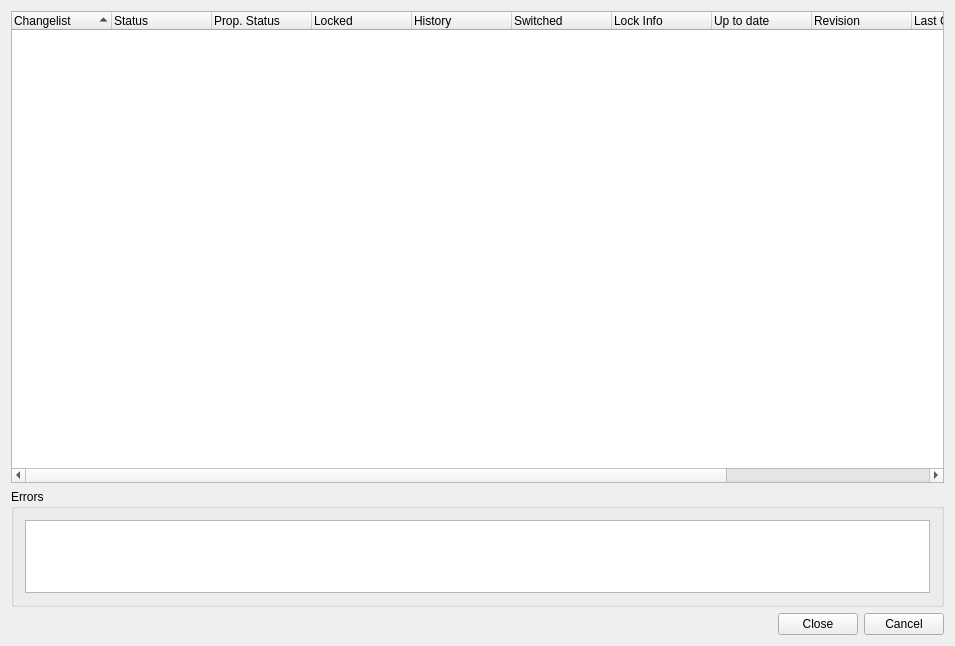
First picture: the form in Plugins/VcsPlugins/vcsPySvn/SvnStatusDialog.ui, repository testmana2/test, before the edit.
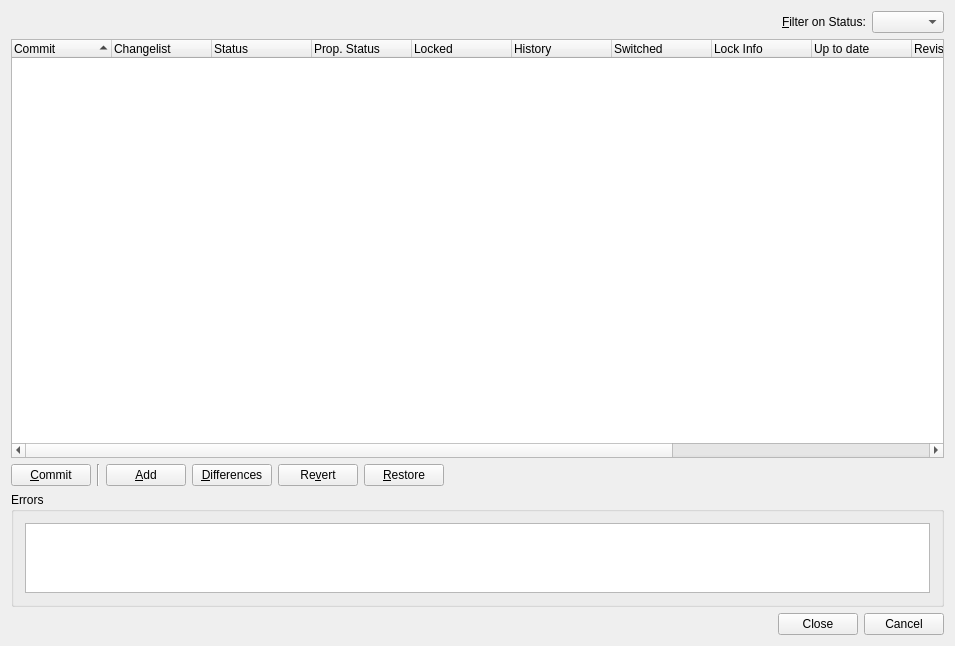
Second picture: the form after the edit.

Commit message: Added functionality to the VCS status dialogs to make them more general commit dialogs.

The edit to the form file:
```diff
--- a/Plugins/VcsPlugins/vcsPySvn/SvnStatusDialog.ui
+++ b/Plugins/VcsPlugins/vcsPySvn/SvnStatusDialog.ui
@@ -16,11 +16,48 @@
    <string>&lt;b>Subversion Status&lt;/b>
 &lt;p>This dialog shows the status of the selected file or project.&lt;/p></string>
   </property>
-  <layout class="QVBoxLayout" >
+  <layout class="QVBoxLayout" name="verticalLayout">
    <item>
-    <widget class="QTreeWidget" name="statusList" >
-     <property name="sizePolicy" >
-      <sizepolicy vsizetype="Expanding" hsizetype="Expanding" >
+    <layout class="QHBoxLayout" name="horizontalLayout_2">
+     <item>
+      <spacer name="horizontalSpacer_2">
+       <property name="orientation">
+        <enum>Qt::Horizontal</enum>
+       </property>
+       <property name="sizeHint" stdset="0">
+        <size>
+         <width>40</width>
+         <height>20</height>
+        </size>
+       </property>
+      </spacer>
+     </item>
+     <item>
+      <widget class="QLabel" name="label">
+       <property name="text">
+        <string>&amp;Filter on Status:</string>
+       </property>
+       <property name="buddy">
+        <cstring>statusFilterCombo</cstring>
+       </property>
+      </widget>
+     </item>
+     <item>
+      <widget class="QComboBox" name="statusFilterCombo">
+       <property name="toolTip">
+        <string>Select the status of entries to be shown</string>
+       </property>
+       <property name="sizeAdjustPolicy">
+        <enum>QComboBox::AdjustToContents</enum>
+       </property>
+      </widget>
+     </item>
+    </layout>
+   </item>
+   <item>
+    <widget class="QTreeWidget" name="statusList">
+     <property name="sizePolicy">
+      <sizepolicy hsizetype="Expanding" vsizetype="Expanding">
        <horstretch>0</horstretch>
        <verstretch>4</verstretch>
       </sizepolicy>
@@ -44,71 +81,150 @@
       <bool>true</bool>
      </property>
      <column>
-      <property name="text" >
+      <property name="text">
+       <string>Commit</string>
+      </property>
+     </column>
+     <column>
+      <property name="text">
        <string>Changelist</string>
       </property>
      </column>
      <column>
-      <property name="text" >
+      <property name="text">
        <string>Status</string>
       </property>
      </column>
      <column>
-      <property name="text" >
+      <property name="text">
        <string>Prop. Status</string>
       </property>
      </column>
      <column>
-      <property name="text" >
+      <property name="text">
        <string>Locked</string>
       </property>
      </column>
      <column>
-      <property name="text" >
+      <property name="text">
        <string>History</string>
       </property>
      </column>
      <column>
-      <property name="text" >
+      <property name="text">
        <string>Switched</string>
       </property>
      </column>
      <column>
-      <property name="text" >
+      <property name="text">
        <string>Lock Info</string>
       </property>
      </column>
      <column>
-      <property name="text" >
+      <property name="text">
        <string>Up to date</string>
       </property>
      </column>
      <column>
-      <property name="text" >
+      <property name="text">
        <string>Revision</string>
       </property>
      </column>
      <column>
-      <property name="text" >
+      <property name="text">
        <string>Last Change</string>
       </property>
      </column>
      <column>
-      <property name="text" >
+      <property name="text">
        <string>Author</string>
       </property>
      </column>
      <column>
-      <property name="text" >
+      <property name="text">
        <string>Path</string>
       </property>
      </column>
     </widget>
    </item>
    <item>
-    <widget class="QGroupBox" name="errorGroup" >
-     <property name="sizePolicy" >
-      <sizepolicy vsizetype="Expanding" hsizetype="Preferred" >
+    <layout class="QHBoxLayout" name="horizontalLayout">
+     <item>
+      <widget class="QPushButton" name="commitButton">
+       <property name="toolTip">
+        <string>Commit the selected changes</string>
+       </property>
+       <property name="text">
+        <string>&amp;Commit</string>
+       </property>
+      </widget>
+     </item>
+     <item>
+      <widget class="Line" name="line">
+       <property name="orientation">
+        <enum>Qt::Vertical</enum>
+       </property>
+      </widget>
+     </item>
+     <item>
+      <widget class="QPushButton" name="addButton">
+       <property name="toolTip">
+        <string>Add the selected entries to the repository</string>
+       </property>
+       <property name="text">
+        <string>&amp;Add</string>
+       </property>
+      </widget>
+     </item>
+     <item>
+      <widget class="QPushButton" name="diffButton">
+       <property name="toolTip">
+        <string>Show differences of the selected entries to the repository</string>
+       </property>
+       <property name="text">
+        <string>&amp;Differences</string>
+       </property>
+      </widget>
+     </item>
+     <item>
+      <widget class="QPushButton" name="revertButton">
+       <property name="toolTip">
+        <string>Revert the selected entries to the last revision in the repository</string>
+       </property>
+       <property name="text">
+        <string>Re&amp;vert</string>
+       </property>
+      </widget>
+     </item>
+     <item>
+      <widget class="QPushButton" name="restoreButton">
+       <property name="toolTip">
+        <string>Restore the selected missing entries from the repository</string>
+       </property>
+       <property name="text">
+        <string>&amp;Restore</string>
+       </property>
+      </widget>
+     </item>
+     <item>
+      <spacer name="horizontalSpacer">
+       <property name="orientation">
+        <enum>Qt::Horizontal</enum>
+       </property>
+       <property name="sizeHint" stdset="0">
+        <size>
+         <width>40</width>
+         <height>20</height>
+        </size>
+       </property>
+      </spacer>
+     </item>
+    </layout>
+   </item>
+   <item>
+    <widget class="QGroupBox" name="errorGroup">
+     <property name="sizePolicy">
+      <sizepolicy hsizetype="Preferred" vsizetype="Expanding">
        <horstretch>0</horstretch>
        <verstretch>1</verstretch>
       </sizepolicy>
@@ -116,10 +232,10 @@
      <property name="title" >
       <string>Errors</string>
      </property>
-     <layout class="QVBoxLayout" >
+     <layout class="QVBoxLayout">
       <item>
-       <widget class="QTextEdit" name="errors" >
-        <property name="focusPolicy" >
+       <widget class="QTextEdit" name="errors">
+        <property name="focusPolicy">
          <enum>Qt::NoFocus</enum>
         </property>
         <property name="readOnly" >
@@ -145,7 +261,7 @@
    </item>
   </layout>
  </widget>
- <layoutdefault spacing="6" margin="11" />
+ <layoutdefault spacing="6" margin="11"/>
  <pixmapfunction>qPixmapFromMimeSource</pixmapfunction>
  <resources/>
  <connections/>
```
Left out of the diff: 50 changed lines with no effect on the pictures. The commit also changes 22 other files.
